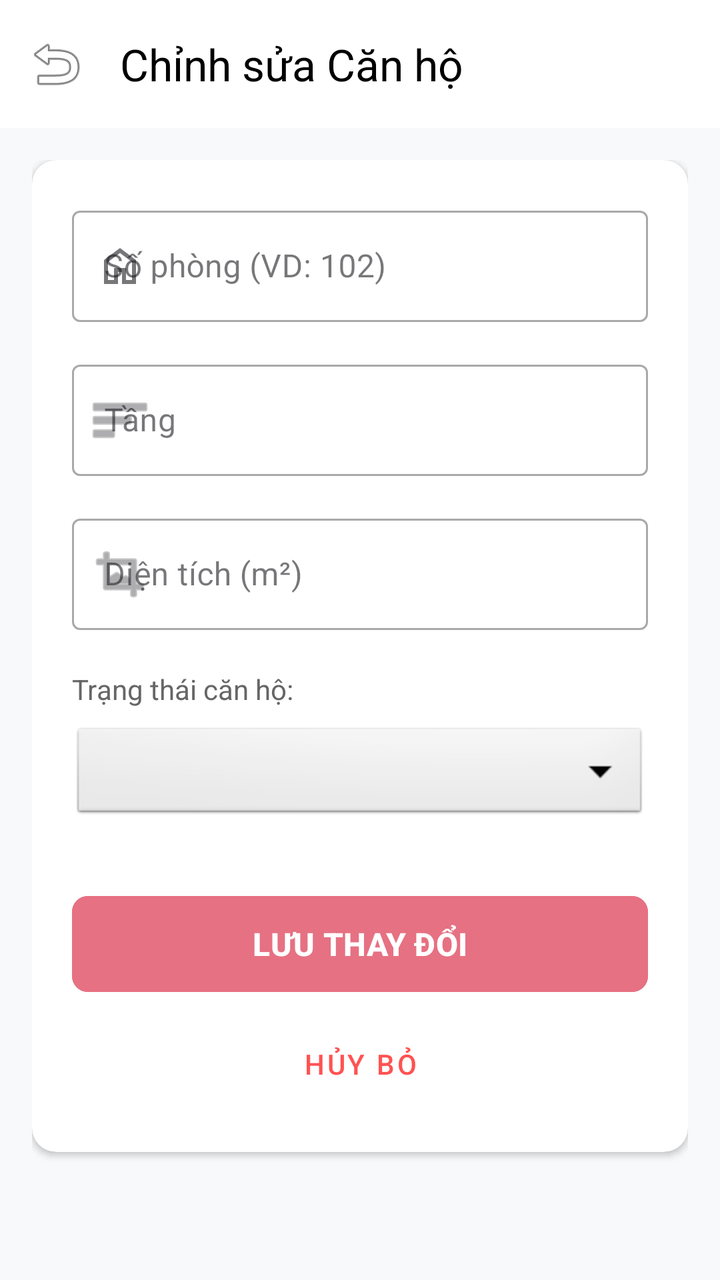
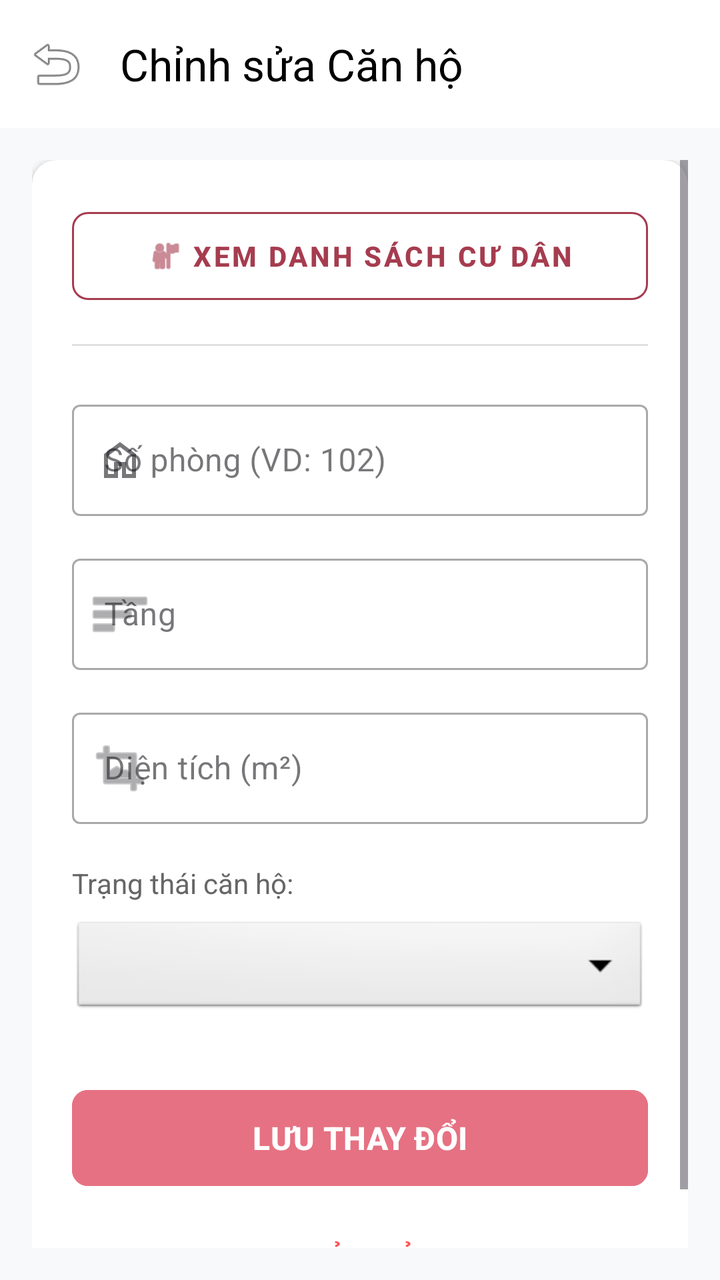

Compare the two renders of this Android layout. The source of the first and the diff that turns it into the second are given below.
<!-- AndroidManifest.xml: application theme Theme.Apt -->
<!-- res/layout/fragment_update_apartment.xml -->
<?xml version="1.0" encoding="utf-8"?>
<LinearLayout xmlns:android="http://schemas.android.com/apk/res/android"
    xmlns:app="http://schemas.android.com/apk/res-auto"
    android:layout_width="match_parent"
    android:layout_height="match_parent"
    android:background="#F8F9FA"
    android:orientation="vertical">

    <androidx.appcompat.widget.Toolbar
        android:id="@+id/toolbar_update"
        android:layout_width="match_parent"
        android:layout_height="?attr/actionBarSize"
        android:background="@color/white"
        android:elevation="4dp"
        app:navigationIcon="@android:drawable/ic_menu_revert"
        app:title="Chỉnh sửa Căn hộ"
        app:titleTextColor="@color/black" />

    <ScrollView
        android:layout_width="match_parent"
        android:layout_height="match_parent"
        android:padding="16dp">

        <androidx.cardview.widget.CardView
            android:layout_width="match_parent"
            android:layout_height="wrap_content"
            app:cardCornerRadius="12dp"
            app:cardElevation="2dp">

            <LinearLayout
                android:layout_width="match_parent"
                android:layout_height="wrap_content"
                android:orientation="vertical"
                android:padding="20dp">

                <com.google.android.material.textfield.TextInputLayout
                    style="@style/Widget.MaterialComponents.TextInputLayout.OutlinedBox"
                    android:layout_width="match_parent"
                    android:layout_height="wrap_content"
                    android:hint="Số phòng (VD: 102)"
                    app:startIconDrawable="@drawable/ic_home">

                    <com.google.android.material.textfield.TextInputEditText
                        android:id="@+id/edt_update_room_number"
                        android:layout_width="match_parent"
                        android:layout_height="wrap_content"
                        android:inputType="text" />
                </com.google.android.material.textfield.TextInputLayout>

                <com.google.android.material.textfield.TextInputLayout
                    style="@style/Widget.MaterialComponents.TextInputLayout.OutlinedBox"
                    android:layout_width="match_parent"
                    android:layout_height="wrap_content"
                    android:layout_marginTop="16dp"
                    android:hint="Tầng"
                    app:startIconDrawable="@android:drawable/ic_menu_sort_by_size">

                    <com.google.android.material.textfield.TextInputEditText
                        android:id="@+id/edt_update_floor"
                        android:layout_width="match_parent"
                        android:layout_height="wrap_content"
                        android:inputType="number" />
                </com.google.android.material.textfield.TextInputLayout>

                <com.google.android.material.textfield.TextInputLayout
                    style="@style/Widget.MaterialComponents.TextInputLayout.OutlinedBox"
                    android:layout_width="match_parent"
                    android:layout_height="wrap_content"
                    android:layout_marginTop="16dp"
                    android:hint="Diện tích (m²)"
                    app:startIconDrawable="@android:drawable/ic_menu_crop">

                    <com.google.android.material.textfield.TextInputEditText
                        android:id="@+id/edt_update_area"
                        android:layout_width="match_parent"
                        android:layout_height="wrap_content"
                        android:inputType="numberDecimal" />
                </com.google.android.material.textfield.TextInputLayout>

                <TextView
                    android:layout_width="wrap_content"
                    android:layout_height="wrap_content"
                    android:layout_marginTop="20dp"
                    android:text="Trạng thái căn hộ:"
                    android:textColor="#666666"
                    android:textSize="14sp" />

                <Spinner
                    android:id="@+id/spinner_update_status"
                    android:layout_width="match_parent"
                    android:layout_height="50dp"
                    android:layout_marginTop="8dp"
                    android:background="@android:drawable/btn_dropdown"
                    android:padding="8dp" />

                <Button
                    android:id="@+id/btn_update_save"
                    android:layout_width="match_parent"
                    android:layout_height="56dp"
                    android:layout_marginTop="32dp"
                    android:backgroundTint="@color/primary"
                    android:text="LƯU THAY ĐỔI"
                    android:textColor="@color/white"
                    android:textSize="16sp"
                    android:textStyle="bold"
                    app:cornerRadius="8dp" />

                <Button
                    android:id="@+id/btn_update_cancel"
                    style="@style/Widget.MaterialComponents.Button.TextButton"
                    android:layout_width="match_parent"
                    android:layout_height="wrap_content"
                    android:layout_marginTop="8dp"
                    android:text="Hủy bỏ"
                    android:textColor="#FF5252" />

            </LinearLayout>
        </androidx.cardview.widget.CardView>
    </ScrollView>
</LinearLayout>
<!-- resources referenced by this layout -->
<resources>
  <color name="black">#FF000000</color>
  <color name="primary">#E67182</color>
  <color name="white">#FFFFFFFF</color>
  <!-- drawable ic_home (drawable) -->
  <vector xmlns:android="http://schemas.android.com/apk/res/android"
      android:width="24dp"
      android:height="24dp"
      android:viewportWidth="960"
      android:viewportHeight="960">
    <path
        android:pathData="M240,760h120v-240h240v240h120v-360L480,220 240,400v360ZM160,840v-480l320,-240 320,240v480L520,840v-240h-80v240L160,840ZM480,490Z"
        android:fillColor="#666666"/>
  </vector>
  <style name="Theme.Apt" parent="Base.Theme.Apt" />
  <style name="Base.Theme.Apt" parent="Theme.Material3.DayNight.NoActionBar">
          
          
      </style>
</resources>

<!-- the commit's change to res/layout/fragment_update_apartment.xml (unified diff, before → after) -->
@@ -33,6 +33,28 @@
                 android:orientation="vertical"
                 android:padding="20dp">
 
+                <com.google.android.material.button.MaterialButton
+                    android:id="@+id/btn_view_residents"
+                    style="@style/Widget.MaterialComponents.Button.OutlinedButton"
+                    android:layout_width="match_parent"
+                    android:layout_height="56dp"
+                    android:layout_marginBottom="16dp"
+                    android:text="XEM DANH SÁCH CƯ DÂN"
+                    android:textColor="#A63C4F"
+                    android:textSize="14sp"
+                    android:textStyle="bold"
+                    app:cornerRadius="8dp"
+                    app:icon="@android:drawable/ic_menu_myplaces"
+                    app:iconGravity="textStart"
+                    app:iconTint="#A63C4F"
+                    app:strokeColor="#A63C4F"
+                    app:strokeWidth="1dp" />
+
+                <View
+                    android:layout_width="match_parent"
+                    android:layout_height="1dp"
+                    android:layout_marginBottom="24dp"
+                    android:background="#E0E0E0" />
                 <com.google.android.material.textfield.TextInputLayout
                     style="@style/Widget.MaterialComponents.TextInputLayout.OutlinedBox"
                     android:layout_width="match_parent"
@@ -115,6 +137,9 @@
                     android:textColor="#FF5252" />
 
             </LinearLayout>
+
         </androidx.cardview.widget.CardView>
+
     </ScrollView>
+
 </LinearLayout>
